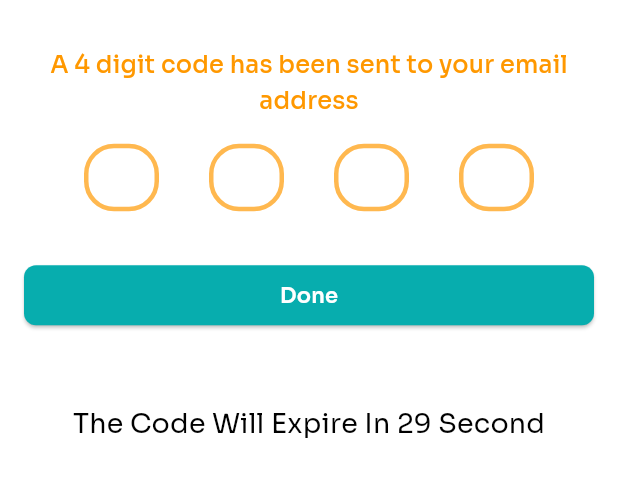
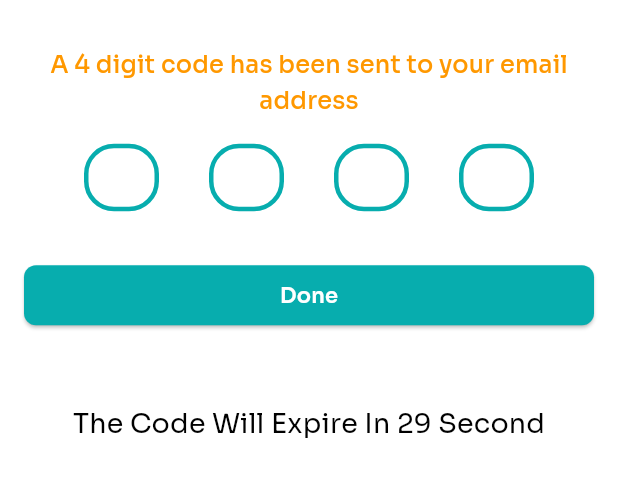
Before and after one commit to mdnasim69/ecommerce, a Flutter app: the OtpCodeScreen screen opened directly with empty values, on a phone screen of 412 x 824 dp, the part 482-979 px from its top. Run offline on Flutter 3.47's test engine with Material 3 defaults, Android fonts, the phone set to English and light mode, and no system bars; drawn by our look-alikes of pin_code_fields; our stand-ins replace carousel_slider, circular_countdown_timer, email_validator, firebase_auth, firebase_core, firebase_crashlytics and 5 more; accounts and stored records are empty; network calls fail.

```diff
--- a/lib/Features/Auth/UI/Screens/OtpCode_Screen.dart
+++ b/lib/Features/Auth/UI/Screens/OtpCode_Screen.dart
@@ -97,9 +97,9 @@ class _OtpCodeScreenState extends State<OtpCodeScreen> {
                       inactiveBorderWidth: 3,
                       activeBorderWidth: 3,
                       errorBorderColor: Colors.red,
-                      selectedColor: AppColors.themeColors,
-                      inactiveColor: AppColors.themeColors,
-                      activeColor: AppColors.themeColors,
+                      selectedColor: AppColors.themeColors1,
+                      inactiveColor: AppColors.themeColors1,
+                      activeColor: AppColors.themeColors1,
                       activeFillColor: Colors.white,
                     ),
                     animationDuration: Duration(milliseconds: 300),
@@ -153,7 +153,7 @@ class _OtpCodeScreenState extends State<OtpCodeScreen> {
                           child: Text(
                             context.local.resendCode,
                             style: textTheme.titleMedium!.copyWith(
-                              color: AppColors.themeColors,
+                              color: AppColors.themeColors1,
                               fontWeight: FontWeight.w400,
                               fontSize: 20,
                             ),
--- a/lib/Features/Auth/UI/Screens/UpdateProfilescreen.dart
+++ b/lib/Features/Auth/UI/Screens/UpdateProfilescreen.dart
@@ -1,6 +1,7 @@
 import 'package:ecommerce/Features/Auth/UI/Controllers/Auth_controller.dart';
 import 'package:ecommerce/Features/Auth/UI/Controllers/UpdateProfileController.dart';
 import 'package:ecommerce/Features/Auth/data/Models/UpdateProfileResponseModel.dart';
+import 'package:ecommerce/Features/Common/UI/screens/main_bottom_nav_screen.dart';
 import 'package:ecommerce/core/Message/message.dart';
 import 'package:ecommerce/core/extension/localization_extension.dart';
 import 'package:email_validator/email_validator.dart';
@@ -188,7 +189,7 @@ class _UpdateProfileScreenState extends State<UpdateProfileScreen> {
                             );
                             if (res) {
                               Get.find<AuthController>().getData();
-                              Navigator.pop(context);
+                              Navigator.pushNamedAndRemoveUntil(context, MainBottomNavScreen.name, (predicate)=>false);
                               ShowMessage(context, "Profile Updated");
                             } else {
                               ShowMessage(
```
